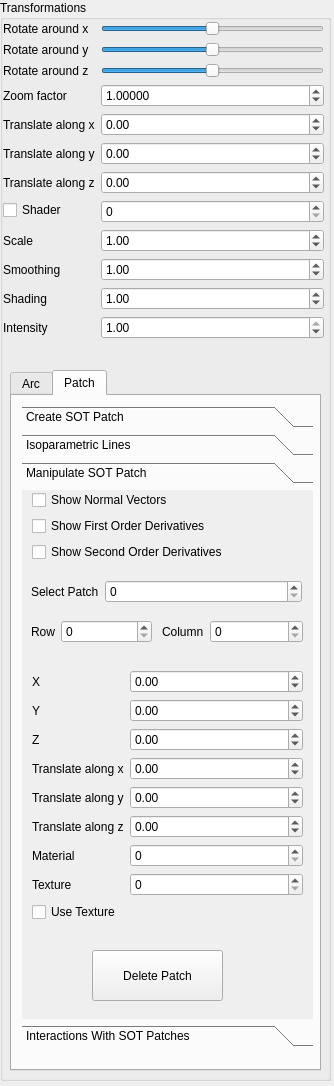
Before: the Qt Designer form Labor/GUI/SideWidget.ui in Moenish/II_II-CAGD, drawn with Qt 5.
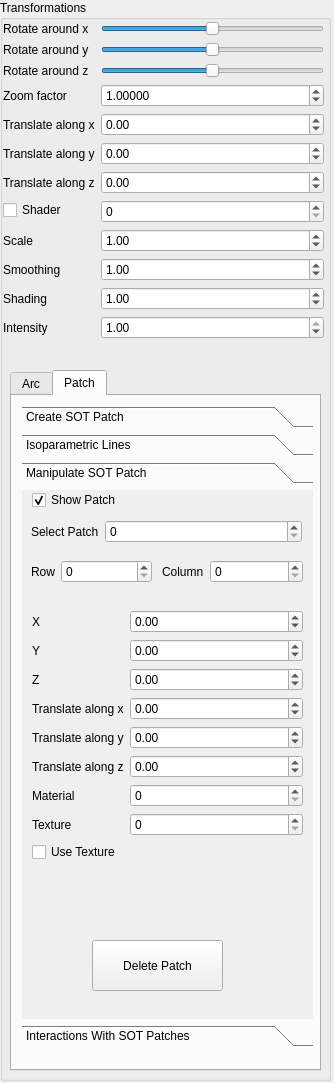
After: the same form once the commit is applied. The open tabs and pages were chosen to show the change.

Patch:
```diff
--- a/Labor/GUI/SideWidget.ui
+++ b/Labor/GUI/SideWidget.ui
@@ -7,7 +7,7 @@
     <x>0</x>
     <y>0</y>
     <width>334</width>
-    <height>1086</height>
+    <height>1083</height>
    </rect>
   </property>
   <property name="sizePolicy">
@@ -957,8 +957,8 @@
         <rect>
          <x>0</x>
          <y>0</y>
-         <width>98</width>
-         <height>28</height>
+         <width>291</width>
+         <height>501</height>
         </rect>
        </property>
        <attribute name="label">
@@ -968,7 +968,7 @@
         <property name="geometry">
          <rect>
           <x>70</x>
-          <y>460</y>
+          <y>450</y>
           <width>131</width>
           <height>51</height>
          </rect>
@@ -981,9 +981,9 @@
         <property name="geometry">
          <rect>
           <x>10</x>
-          <y>180</y>
+          <y>120</y>
           <width>271</width>
-          <height>351</height>
+          <height>323</height>
          </rect>
         </property>
         <layout class="QFormLayout" name="patchManipulationFormLayout_Positions">
@@ -1133,44 +1133,11 @@
          </item>
         </layout>
        </widget>
-       <widget class="QWidget" name="formLayoutWidget_17">
-        <property name="geometry">
-         <rect>
-          <x>10</x>
-          <y>0</y>
-          <width>271</width>
-          <height>94</height>
-         </rect>
-        </property>
-        <layout class="QFormLayout" name="patchManipulationFormLayout_CheckBoxes">
-         <item row="1" column="0">
-          <widget class="QCheckBox" name="patchManipulationCheckBox_FirstOrder">
-           <property name="text">
-            <string>Show First Order Derivatives</string>
-           </property>
-          </widget>
-         </item>
-         <item row="2" column="0">
-          <widget class="QCheckBox" name="patchManipulationCheckBox_SecondOrder">
-           <property name="text">
-            <string>Show Second Order Derivatives</string>
-           </property>
-          </widget>
-         </item>
-         <item row="0" column="0">
-          <widget class="QCheckBox" name="patchManipulationCheckBox_NormalVector">
-           <property name="text">
-            <string>Show Normal Vectors</string>
-           </property>
-          </widget>
-         </item>
-        </layout>
-       </widget>
        <widget class="QWidget" name="formLayoutWidget_18">
         <property name="geometry">
          <rect>
           <x>9</x>
-          <y>90</y>
+          <y>30</y>
           <width>271</width>
           <height>41</height>
          </rect>
@@ -1202,7 +1169,7 @@
         <property name="geometry">
          <rect>
           <x>9</x>
-          <y>130</y>
+          <y>70</y>
           <width>121</width>
           <height>51</height>
          </rect>
@@ -1234,7 +1201,7 @@
         <property name="geometry">
          <rect>
           <x>140</x>
-          <y>130</y>
+          <y>70</y>
           <width>141</width>
           <height>51</height>
          </rect>
@@ -1265,6 +1232,28 @@
          </item>
         </layout>
        </widget>
+       <widget class="QWidget" name="formLayoutWidget_21">
+        <property name="geometry">
+         <rect>
+          <x>10</x>
+          <y>0</y>
+          <width>271</width>
+          <height>31</height>
+         </rect>
+        </property>
+        <layout class="QFormLayout" name="patchManipulationFormLayout_CheckBoxes_2">
+         <item row="0" column="0">
+          <widget class="QCheckBox" name="patchManipulationCheckBox_Patch">
+           <property name="text">
+            <string>Show Patch</string>
+           </property>
+           <property name="checked">
+            <bool>true</bool>
+           </property>
+          </widget>
+         </item>
+        </layout>
+       </widget>
        <zorder>formLayoutWidget_14</zorder>
        <zorder>formLayoutWidget_17</zorder>
        <zorder>patchDeleteButton</zorder>
```
Left out of the diff: 87 changed lines with no effect on the pictures.
